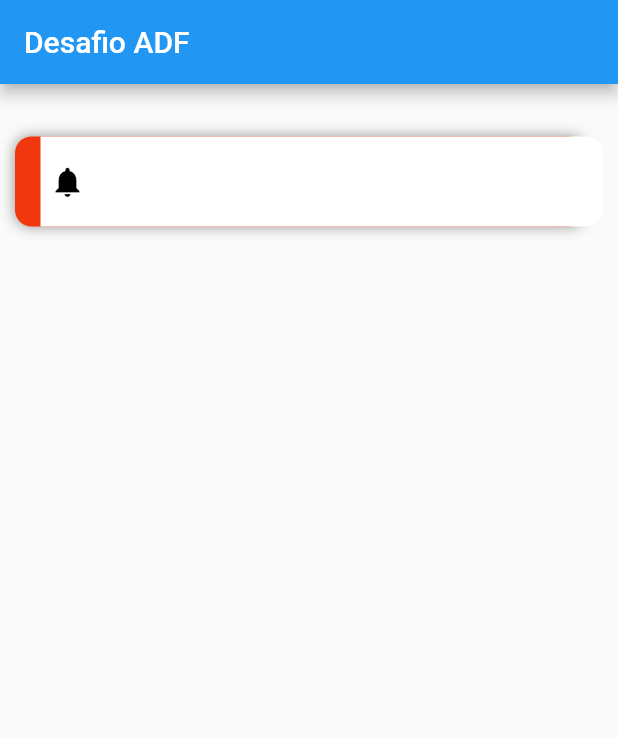
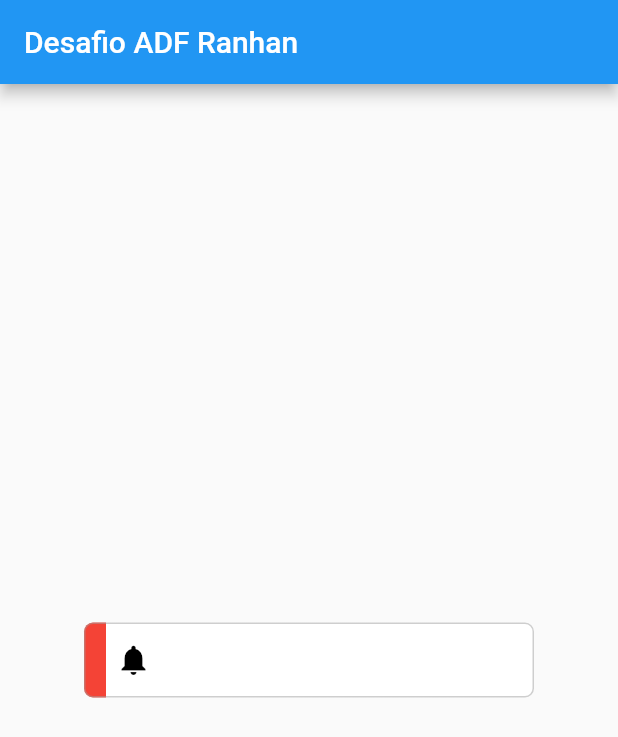
Before and after one commit to caneto/desafio_sexta_flutter_adf, a Flutter app: the screen it shows after launch, on a phone screen of 412 x 824 dp. Shown: the top 737 px of the screen. Run offline on Flutter 3.47's test engine with Material 2 defaults, Android fonts, the phone set to English and light mode, and no system bars.

Commit message:
Solução do Ranhan

```diff
--- /dev/null
+++ b/lib/app/screen/screen_page_ranam.dart
@@ -0,0 +1,47 @@
+import 'package:flutter/material.dart';
+
+class ScreenPageRanam extends StatelessWidget {
+  const ScreenPageRanam({Key? key}) : super(key: key);
+
+  @override
+  Widget build(BuildContext context) {
+    return Scaffold(
+      appBar: AppBar(
+        title: const Text('Desafio ADF Ranhan'),
+      ),
+      body: Center(
+        child: Container(
+          height: 50,
+          width: 300,
+          decoration: BoxDecoration(
+            border: Border.all(color: Colors.grey.withOpacity(0.5)),
+            gradient: const LinearGradient(
+              stops: [
+                0.05,
+                0.05,
+              ],
+              colors: [
+                Colors.red,
+                Colors.white,
+              ],
+            ),
+            borderRadius: const BorderRadius.all(
+              Radius.circular(6.0)
+            )
+          ),
+          child: Row(
+            children: const [
+              Padding(
+                padding: EdgeInsets.only(left: 20.0),
+                child: Icon(
+                  Icons.notifications,
+                  color: Colors.black,
+                ),
+              )
+            ],
+          ),
+        ),
+      ),
+    );
+  }
+}
--- a/lib/main.dart
+++ b/lib/main.dart
@@ -1,4 +1,5 @@
 import 'package:desafio_flutter_adf/app/screen/screen_page.dart';
+import 'package:desafio_flutter_adf/app/screen/screen_page_ranam.dart';
 import 'package:flutter/material.dart';
 
 void main() {
@@ -16,7 +17,7 @@ class MyApp extends StatelessWidget {
       theme: ThemeData(
         primarySwatch: Colors.blue,
       ),
-      home: const ScreenPage(),
+      home: const ScreenPageRanam(),
     );
   }
 }
```
